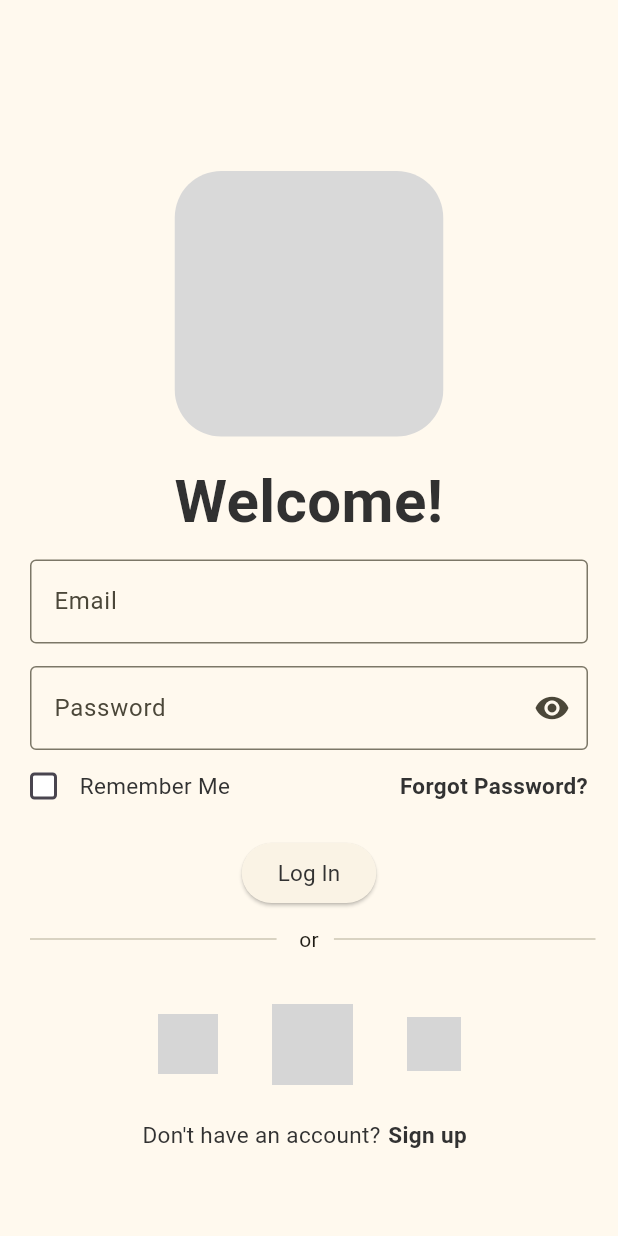
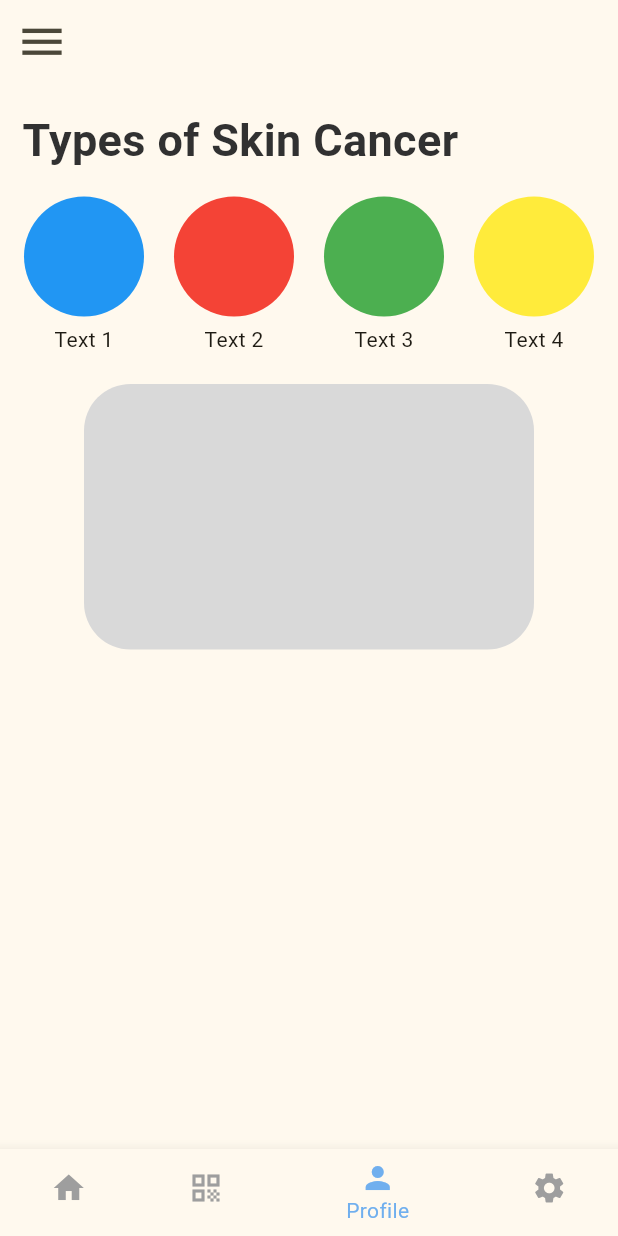
Before and after one commit to simondgooden/SkinScreen, a Flutter app: the screen it shows after launch, after a tap on "Log In", on a phone screen of 412 x 824 dp. Run offline on Flutter 3.47's test engine with Material 3 defaults, Android fonts, the phone set to English and light mode, and no system bars; Roboto replaces fonts that are missing (Outfit); grey boxes are pictures that could not be loaded.

Commit message:
Setup basic homescreen+nav bar

```diff
--- /dev/null
+++ b/lib/home.dart
@@ -0,0 +1,205 @@
+import 'package:flutter/material.dart';
+import 'package:flutter/cupertino.dart';
+import 'package:flutter/material.dart';
+import 'package:flutter/rendering.dart';
+import 'package:flutter/widgets.dart';
+
+class Home extends StatefulWidget {
+  const Home({super.key});
+
+  @override
+  State<Home> createState() => _HomeState();
+}
+
+class _HomeState extends State<Home> {
+  @override
+  Widget build(BuildContext context) {
+    return Scaffold(
+      appBar: AppBar(
+        iconTheme: IconThemeData(
+          size: 35, // Adjust the size as needed
+        ),
+      ),
+      drawer: Drawer(
+        child: ListView(
+          children: [
+            ListTile(
+              leading: Icon(Icons.access_time,
+                  size: 40), // Adjust the size as needed
+              title: const Text('Item 1'),
+              onTap: () {},
+            ),
+            ListTile(
+              leading: Icon(Icons.access_time,
+                  size: 40), // Adjust the size as needed
+              title: const Text('Item 2'),
+              onTap: () {},
+            ),
+          ],
+        ),
+      ),
+      body: Stack(
+        children: [
+          Center(
+            child: Column(
+              children: [
+                const SizedBox(
+                  height: 20,
+                ),
+                Align(
+                  alignment: Alignment.centerLeft,
+                  child: Container(
+                    padding: EdgeInsets.only(left: 15),
+                    child: const Text(
+                      'Types of Skin Cancer',
+                      textAlign: TextAlign.center,
+                      style: TextStyle(
+                        color: Color(0xFF313131),
+                        fontSize: 30,
+                        fontFamily: 'Outfit',
+                        fontWeight: FontWeight.w700,
+                        height: 0,
+                      ),
+                    ),
+                  ),
+                ),
+                const SizedBox(
+                  height: 20,
+                ),
+                Center(
+                  child: Row(
+                    mainAxisAlignment: MainAxisAlignment
+                        .center, // Center the circles horizontally
+                    children: [
+                      Column(
+                        children: [
+                          Container(
+                            width: 80,
+                            height: 80,
+                            child: CircleAvatar(
+                              backgroundColor: Colors.blue,
+                              // You can customize other properties of the CircleAvatar as needed
+                            ),
+                          ),
+                          SizedBox(height: 5),
+                          Text(
+                            'Text 1',
+                            style: TextStyle(
+                              fontSize: 14,
+                              // Add more text styles as needed
+                            ),
+                          ),
+                        ],
+                      ),
+                      SizedBox(width:20), // Adjust the space between circles as needed
+                      Column(
+                        children: [
+                          Container(
+                            width: 80,
+                            height: 80,
+                            child: CircleAvatar(
+                              backgroundColor: Colors.red,
+                              // You can customize other properties of the CircleAvatar as needed
+                            ),
+                          ),
+                          SizedBox(height: 5),
+                          Text(
+                            'Text 2',
+                            style: TextStyle(
+                              fontSize: 14,
+                              // Add more text styles as needed
+                            ),
+                          ),
+                        ],
+                      ),
+                      SizedBox(width:20), // Adjust the space between circles as needed
+                      Column(
+                        children: [
+                          Container(
+                            width: 80,
+                            height: 80,
+                            child: CircleAvatar(
+                              backgroundColor: Colors.green,
+                              // You can customize other properties of the CircleAvatar as needed
+                            ),
+                          ),
+                          SizedBox(height: 5),
+                          Text(
+                            'Text 3',
+                            style: TextStyle(
+                              fontSize: 14,
+                              // Add more text styles as needed
+                            ),
+                          ),
+                        ],
+                      ),
+                      SizedBox(width:20), // Adjust the space between circles as needed
+                      Column(
+                        children: [
+                          Container(
+                            width: 80,
+                            height: 80,
+                            child: CircleAvatar(
+                              backgroundColor: Colors.yellow,
+                              // You can customize other properties of the CircleAvatar as needed
+                            ),
+                          ),
+                          SizedBox(height: 5),
+                          Text(
+                            'Text 4',
+                            style: TextStyle(
+                              fontSize: 14,
+                              // Add more text styles as needed
+                            ),
+                          ),
+                        ],
+                      ),
+                    ],
+                  ),
+                ),
+                const SizedBox(
+                  height: 20,
+                ),
+                Container(
+                  width: 300,
+                  height: 177,
+                  decoration: BoxDecoration(
+                    color: const Color(0xFFD9D9D9),
+                    borderRadius: BorderRadius.circular(31),
+                  ),
+                ),
+                const SizedBox(
+                  height: 20,
+                ),
+              ],
+            ),
+          ),
+        ],
+      ),
+      bottomNavigationBar: BottomNavigationBar(
+        items: const <BottomNavigationBarItem>[
+          BottomNavigationBarItem(
+            icon: Icon(Icons.home),
+            label: 'Home',
+          ),
+          BottomNavigationBarItem(
+            icon: Icon(Icons.qr_code),
+            label: 'Scanner',
+          ),
+          BottomNavigationBarItem(
+            icon: Icon(Icons.person),
+            label: 'Profile',
+          ),
+          BottomNavigationBarItem(
+            icon: Icon(Icons.settings), // Corrected icon for the fourth option
+            label: 'Settings', // Label for the new fourth button
+          ),
+        ],
+        currentIndex: 2,
+        selectedItemColor: Color.fromARGB(255, 112, 175, 238),
+        unselectedItemColor: Colors.grey,
+        //onTap: (index) => _onItemTapped(index, context),
+      ),
+    );
+  }
+}
--- a/lib/login.dart
+++ b/lib/login.dart
@@ -3,6 +3,7 @@ import 'package:flutter/cupertino.dart';
 import 'package:flutter/material.dart';
 import 'package:flutter/rendering.dart';
 import 'package:flutter/widgets.dart';
+import 'package:flutter_app/home.dart';
 
 class Login extends StatefulWidget {
   const Login({super.key});
@@ -170,7 +171,13 @@ class _LoginState extends State<Login> {
                   height: 10,
                 ),
                 ElevatedButton(
-                  onPressed: () {},
+                  onPressed: () {
+                    Navigator.push(
+                      context,
+                      MaterialPageRoute(
+                          builder: (context) => Home()),
+                    );
+                  },
                   child: const Text(
                     'Log In',
                     style: TextStyle(
--- a/pubspec.yaml
+++ b/pubspec.yaml
@@ -23,4 +23,10 @@ dev_dependencies:
   flutter_lints: ^2.0.0
 
 flutter:
+
   uses-material-design: true
+
+  assets:
+    - assets/apple.png
+    - assets/facebook.png
+    - assets/google.png
```
Also changed, not shown: lib/navigation_bar.dart (added, +91 -0 lines), assets/apple.png (added), assets/facebook.png (added), assets/google.png (added), lib/profile.dart (added), 151 other files.
